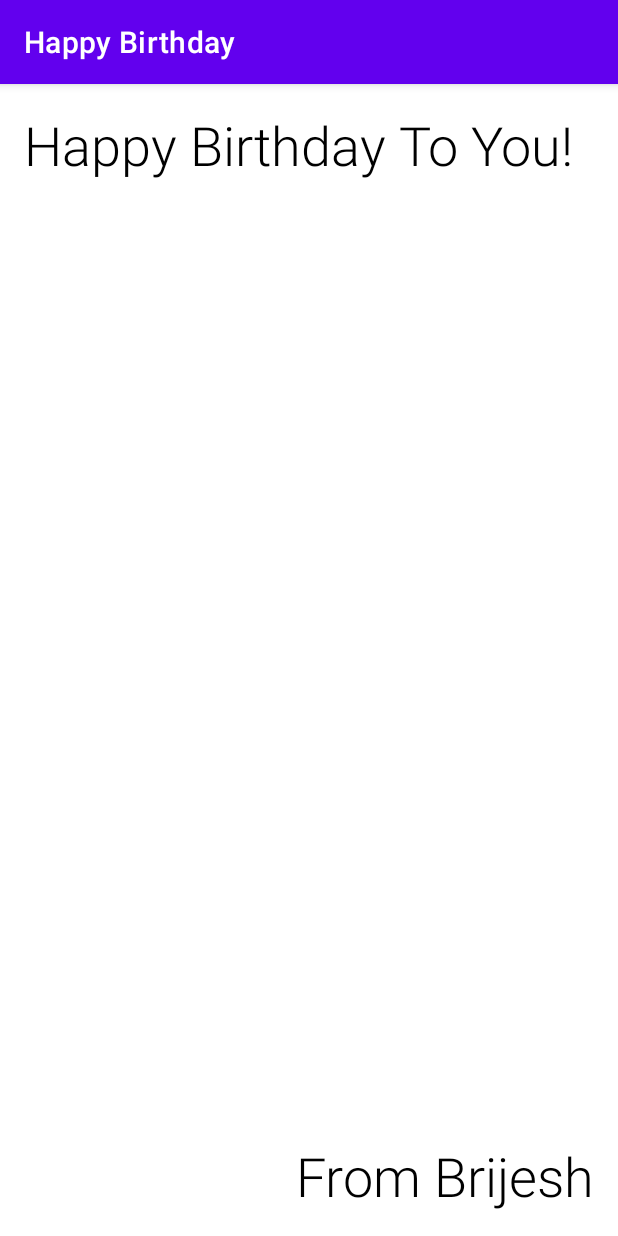
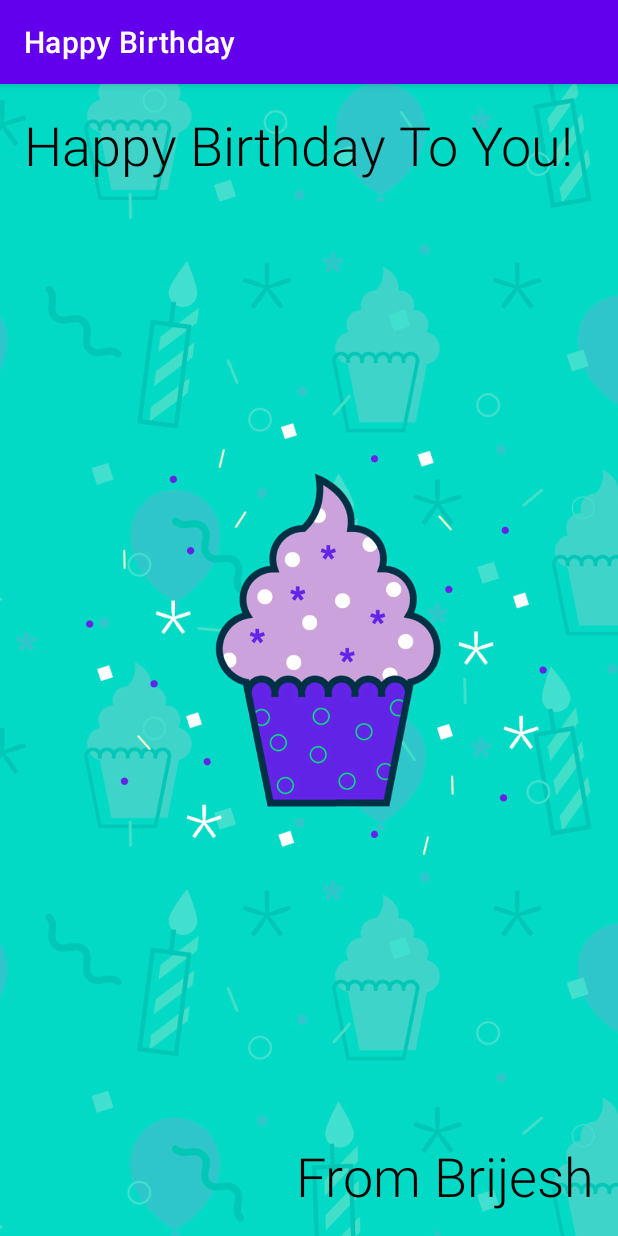
Before and after one commit to bebrijesh/HappyBirthdayApp, an Android app: the screen it shows after launch (MainActivity), on a phone screen of 412 x 824 dp. Run offline under Robolectric (Android 15) with nearby library versions, the light colour scheme and no system bars.

Commit message:
Image added, TextView and ImageView error solved

```diff
--- a/app/src/main/res/layout/activity_main.xml
+++ b/app/src/main/res/layout/activity_main.xml
@@ -6,6 +6,18 @@
     android:layout_height="match_parent"
     tools:context=".MainActivity">
 
+    <ImageView
+        android:id="@+id/imageView"
+        android:layout_width="0dp"
+        android:layout_height="0dp"
+        android:importantForAccessibility="no"
+        android:scaleType="centerCrop"
+        app:layout_constraintBottom_toBottomOf="parent"
+        app:layout_constraintEnd_toEndOf="parent"
+        app:layout_constraintStart_toStartOf="parent"
+        app:layout_constraintTop_toTopOf="parent"
+        app:srcCompat="@drawable/androidparty" />
+
     <TextView
         android:id="@+id/textView"
         android:layout_width="wrap_content"
@@ -13,7 +25,7 @@
         android:layout_marginStart="16dp"
         android:layout_marginTop="16dp"
         android:fontFamily="sans-serif-light"
-        android:text="Happy Birthday To You!"
+        android:text="@string/happy_birthday_to_you"
         android:textColor="@android:color/black"
         android:textSize="36sp"
         app:layout_constraintStart_toStartOf="parent"
@@ -26,9 +38,10 @@
         android:layout_marginEnd="16dp"
         android:layout_marginBottom="16dp"
         android:fontFamily="sans-serif-light"
-        android:text="From Brijesh"
+        android:text="@string/from_brijesh"
         android:textColor="@android:color/black"
         android:textSize="36sp"
         app:layout_constraintBottom_toBottomOf="parent"
         app:layout_constraintEnd_toEndOf="parent" />
+
 </androidx.constraintlayout.widget.ConstraintLayout>
--- a/app/src/main/res/values/strings.xml
+++ b/app/src/main/res/values/strings.xml
@@ -1,3 +1,5 @@
 <resources>
     <string name="app_name">Happy Birthday</string>
+    <string name="happy_birthday_to_you">Happy Birthday To You!</string>
+    <string name="from_brijesh">From Brijesh</string>
 </resources>
```
Also changed, not shown: app/src/main/res/drawable/androidparty.png (added), 1 other file.
